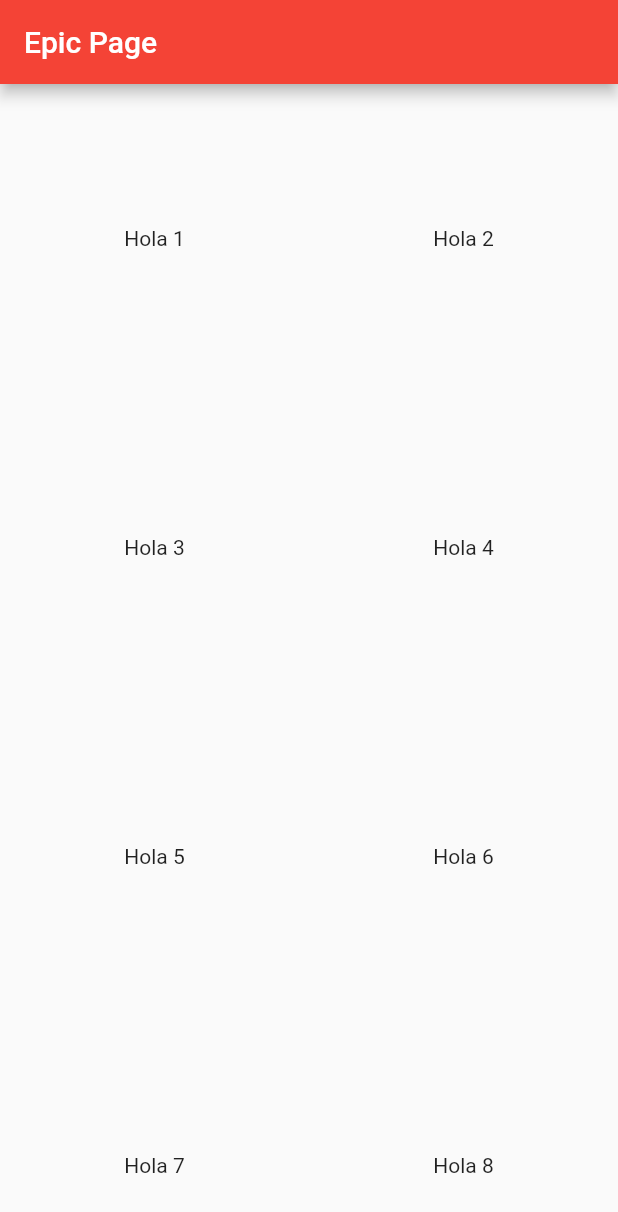
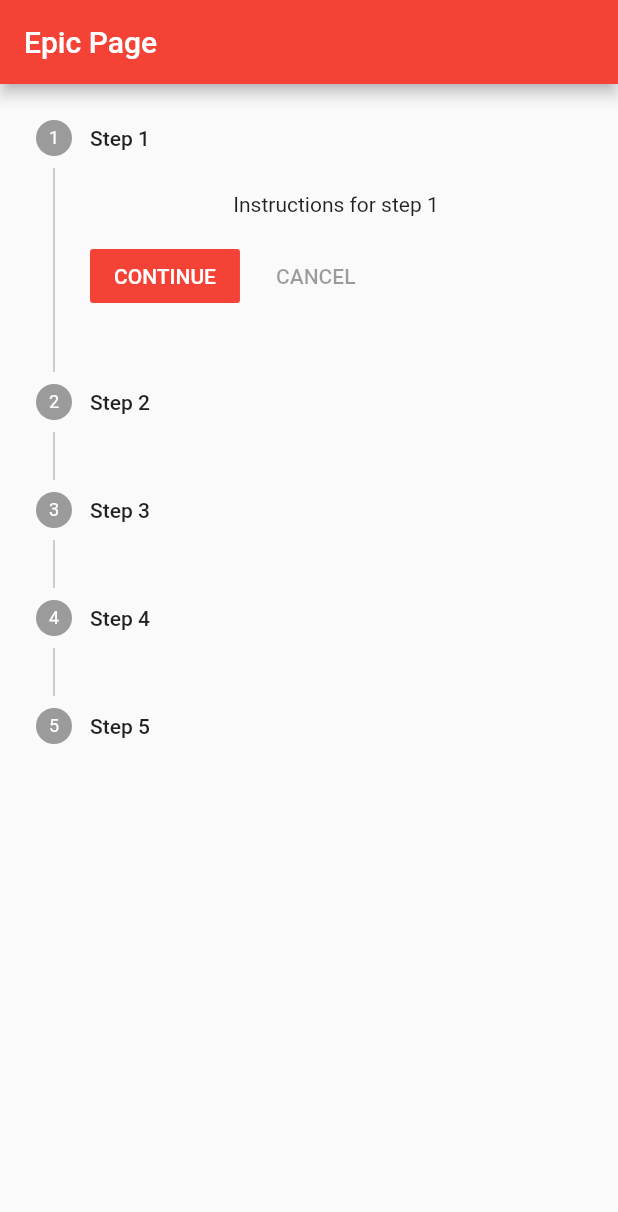
Before and after one commit to lenz90/flutter_app, a Flutter app: the screen it shows after launch, on a phone screen of 412 x 824 dp. Shown: the top 1212 px of the screen. Run offline on Flutter 3.47's test engine with Material 2 defaults, Android fonts, the phone set to English and light mode, and no system bars.

Commit message:
Se agrega el componente Stepper

```diff
--- a/lib/main.dart
+++ b/lib/main.dart
@@ -44,6 +44,31 @@ class MyHomePage extends StatefulWidget {
 }
 
 class _MyHomePageState extends State<MyHomePage> {
+  int _currentStep = 0;
+
+  List<Step> steps = <Step>[
+    Step(
+        title: Text("Step 1"),
+        content: Text("Instructions for step 1")
+    ),
+    Step(
+        title: Text("Step 2"),
+        content: Text("Instructions for step 2")
+    ),
+    Step(
+        title: Text("Step 3"),
+        content: Text("Instructions for step 3")
+    ),
+    Step(
+        title: Text("Step 4"),
+        content: Text("Instructions for step 4")
+    ),
+    Step(
+        title: Text("Step 5"),
+        content: Text("Instructions for step 5")
+    ),
+  ];
+
   @override
   Widget build(BuildContext context) {
     // This method is rerun every time setState is called, for instance as done
@@ -58,41 +83,16 @@ class _MyHomePageState extends State<MyHomePage> {
           // the App.build method, and use it to set our appbar title.
           title: Text(widget.title),
         ),
-        body: GridView.count(
-          crossAxisCount: 2,
-          children: <Widget>[
-            Center(
-              child: Text("Hola 1"),
-            ),
-            Center(
-              child: Text("Hola 2"),
-            ),
-            Center(
-              child: Text("Hola 3"),
-            ),
-            Center(
-              child: Text("Hola 4"),
-            ),
-            Center(
-              child: Text("Hola 5"),
-            ),
-            Center(
-              child: Text("Hola 6"),
-            ),
-            Center(
-              child: Text("Hola 7"),
-            ),
-            Center(
-              child: Text("Hola 8"),
-            ),
-            Center(
-              child: Text("Hola 9"),
-            ),
-            Center(
-              child: Text("Hola 10"),
-            ),
-
-          ],
+        body: Stepper(
+          currentStep: _currentStep,
+          steps: steps,
+          onStepContinue: () {
+            setState(() {
+              if (_currentStep < steps.length - 1) {
+                _currentStep++;
+              }
+            });
+          },
         )
     );
   }
```
